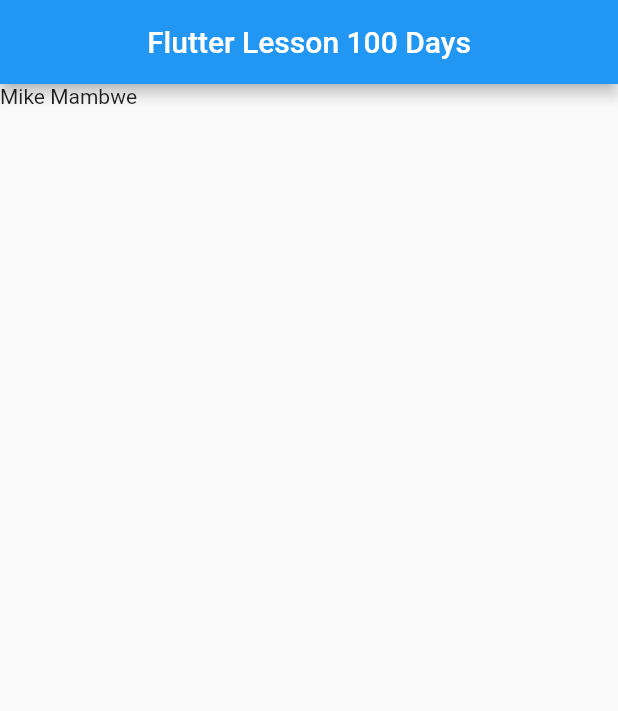
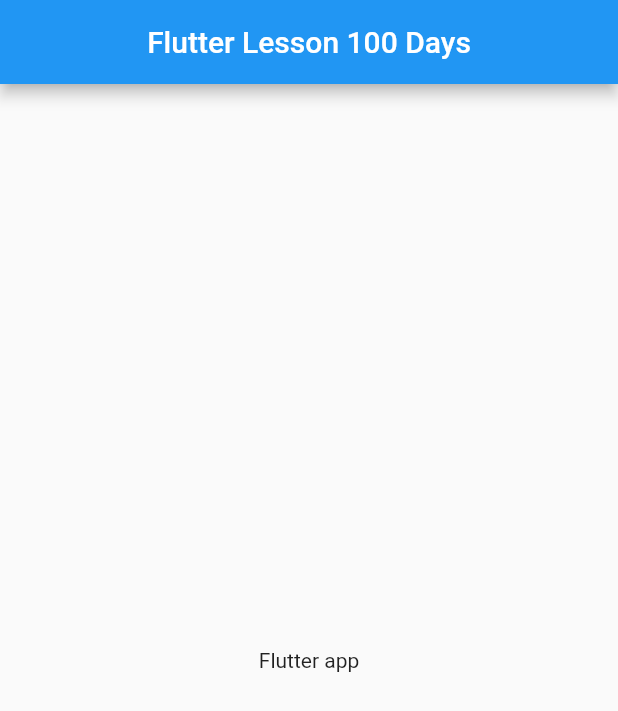
Before and after one commit to aeprodigy/second_flutter_app, a Flutter app: the screen it shows after launch, on a phone screen of 412 x 824 dp. Shown: the top 711 px of the screen. Run offline on Flutter 3.47's test engine with Material 2 defaults, Android fonts, the phone set to English and light mode, and no system bars.

Commit message:
Centre:child:Text

```diff
--- a/lib/main.dart
+++ b/lib/main.dart
@@ -6,6 +6,6 @@
       title: Text('Flutter Lesson 100 Days'),
       centerTitle: true,
     ),
-    body: Text('Mike Mambwe'),
+    body: Center(child: Text('Flutter app')),
   ),
 ));
```
